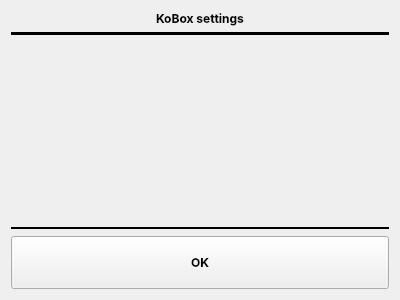
Quill-OS/quill, file koboxsettings.ui: the form before one commit.
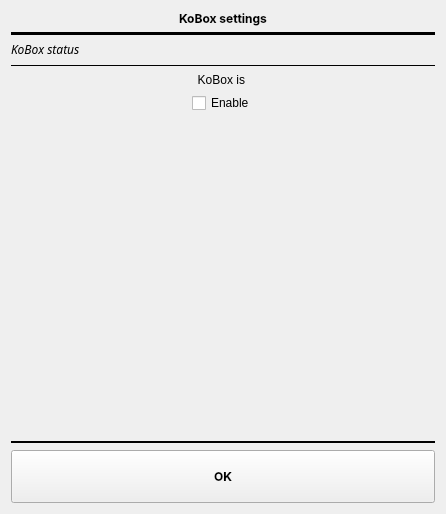
The form after the commit.

Commit message: KoBox settings: enable/disable X11

Patch:
```diff
--- a/koboxsettings.ui
+++ b/koboxsettings.ui
@@ -6,8 +6,8 @@
    <rect>
     <x>0</x>
     <y>0</y>
-    <width>400</width>
-    <height>300</height>
+    <width>446</width>
+    <height>514</height>
    </rect>
   </property>
   <property name="windowTitle">
@@ -16,36 +16,6 @@
   <layout class="QVBoxLayout" name="verticalLayout">
    <item>
     <layout class="QGridLayout" name="gridLayout">
-     <item row="1" column="0">
-      <widget class="Line" name="line">
-       <property name="frameShadow">
-        <enum>QFrame::Plain</enum>
-       </property>
-       <property name="lineWidth">
-        <number>5</number>
-       </property>
-       <property name="orientation">
-        <enum>Qt::Horizontal</enum>
-       </property>
-      </widget>
-     </item>
-     <item row="0" column="0">
-      <widget class="QLabel" name="label">
-       <property name="font">
-        <font>
-         <family>Inter</family>
-         <weight>75</weight>
-         <bold>true</bold>
-        </font>
-       </property>
-       <property name="text">
-        <string>KoBox settings</string>
-       </property>
-       <property name="alignment">
-        <set>Qt::AlignCenter</set>
-       </property>
-      </widget>
-     </item>
      <item row="2" column="0">
       <widget class="QStackedWidget" name="stackedWidget">
        <widget class="QWidget" name="page">
@@ -63,14 +33,134 @@
           <number>0</number>
          </property>
          <item>
-          <layout class="QGridLayout" name="gridLayout_2"/>
+          <layout class="QGridLayout" name="gridLayout_2">
+           <item row="3" column="0">
+            <widget class="QLabel" name="koboxStatusLabel">
+             <property name="text">
+              <string>KoBox is &lt;status&gt;</string>
+             </property>
+             <property name="alignment">
+              <set>Qt::AlignCenter</set>
+             </property>
+            </widget>
+           </item>
+           <item row="2" column="0">
+            <widget class="Line" name="line_3">
+             <property name="frameShadow">
+              <enum>QFrame::Plain</enum>
+             </property>
+             <property name="orientation">
+              <enum>Qt::Horizontal</enum>
+             </property>
+            </widget>
+           </item>
+           <item row="5" column="0">
+            <layout class="QGridLayout" name="gridLayout_3">
+             <item row="0" column="1">
+              <widget class="QCheckBox" name="checkBox">
+               <property name="text">
+                <string>Enable</string>
+               </property>
+              </widget>
+             </item>
+             <item row="0" column="0">
+              <spacer name="horizontalSpacer">
+               <property name="orientation">
+                <enum>Qt::Horizontal</enum>
+               </property>
+               <property name="sizeHint" stdset="0">
+                <size>
+                 <width>40</width>
+                 <height>20</height>
+                </size>
+               </property>
+              </spacer>
+             </item>
+             <item row="0" column="2">
+              <spacer name="horizontalSpacer_2">
+               <property name="orientation">
+                <enum>Qt::Horizontal</enum>
+               </property>
+               <property name="sizeHint" stdset="0">
+                <size>
+                 <width>40</width>
+                 <height>20</height>
+                </size>
+               </property>
+              </spacer>
+             </item>
+            </layout>
+           </item>
+           <item row="1" column="0">
+            <widget class="QLabel" name="label_2">
+             <property name="font">
+              <font>
+               <family>Chivo</family>
+               <italic>true</italic>
+              </font>
+             </property>
+             <property name="text">
+              <string>KoBox status</string>
+             </property>
+            </widget>
+           </item>
+           <item row="6" column="0">
+            <spacer name="verticalSpacer">
+             <property name="orientation">
+              <enum>Qt::Vertical</enum>
+             </property>
+             <property name="sizeHint" stdset="0">
+              <size>
+               <width>20</width>
+               <height>40</height>
+              </size>
+             </property>
+            </spacer>
+           </item>
+          </layout>
          </item>
         </layout>
        </widget>
        <widget class="QWidget" name="page_2"/>
       </widget>
      </item>
-     <item row="4" column="0">
+     <item row="0" column="0">
+      <widget class="QLabel" name="label">
+       <property name="font">
+        <font>
+         <family>Inter</family>
+         <weight>75</weight>
+         <bold>true</bold>
+        </font>
+       </property>
+       <property name="text">
+        <string>KoBox settings</string>
+       </property>
+       <property name="alignment">
+        <set>Qt::AlignCenter</set>
+       </property>
+      </widget>
+     </item>
+     <item row="5" column="0">
+      <widget class="QStackedWidget" name="settingsWidget">
+       <widget class="QWidget" name="page_5"/>
+       <widget class="QWidget" name="page_6"/>
+      </widget>
+     </item>
+     <item row="1" column="0">
+      <widget class="Line" name="line">
+       <property name="frameShadow">
+        <enum>QFrame::Plain</enum>
+       </property>
+       <property name="lineWidth">
+        <number>5</number>
+       </property>
+       <property name="orientation">
+        <enum>Qt::Horizontal</enum>
+       </property>
+      </widget>
+     </item>
+     <item row="8" column="0">
       <widget class="QPushButton" name="okBtn">
        <property name="font">
         <font>
@@ -86,7 +176,7 @@
        </property>
       </widget>
      </item>
-     <item row="3" column="0">
+     <item row="7" column="0">
       <widget class="Line" name="line_2">
        <property name="frameShadow">
         <enum>QFrame::Plain</enum>
```
The commit also changes 6 other files.
